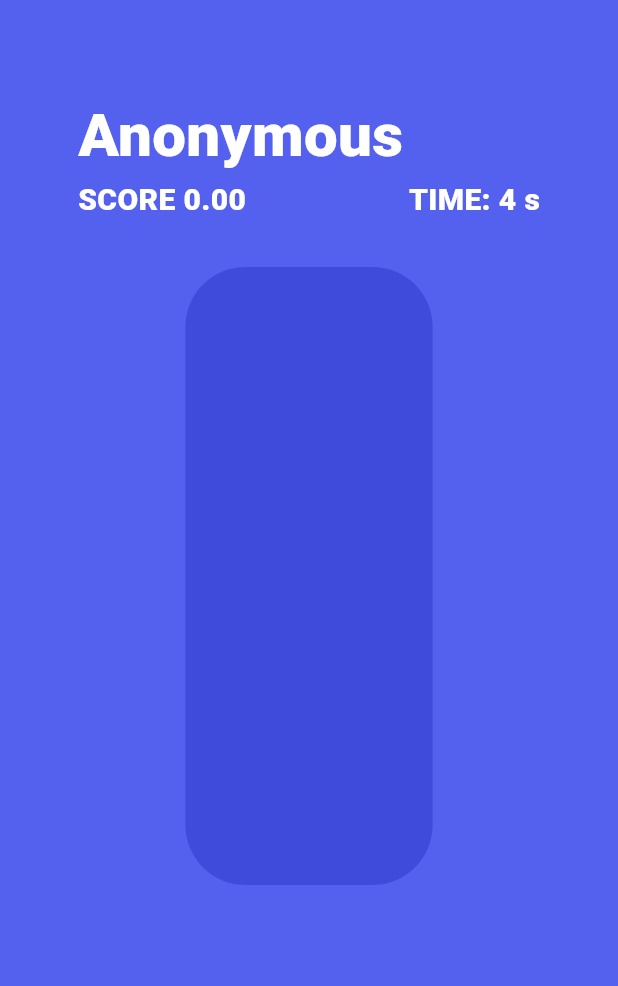
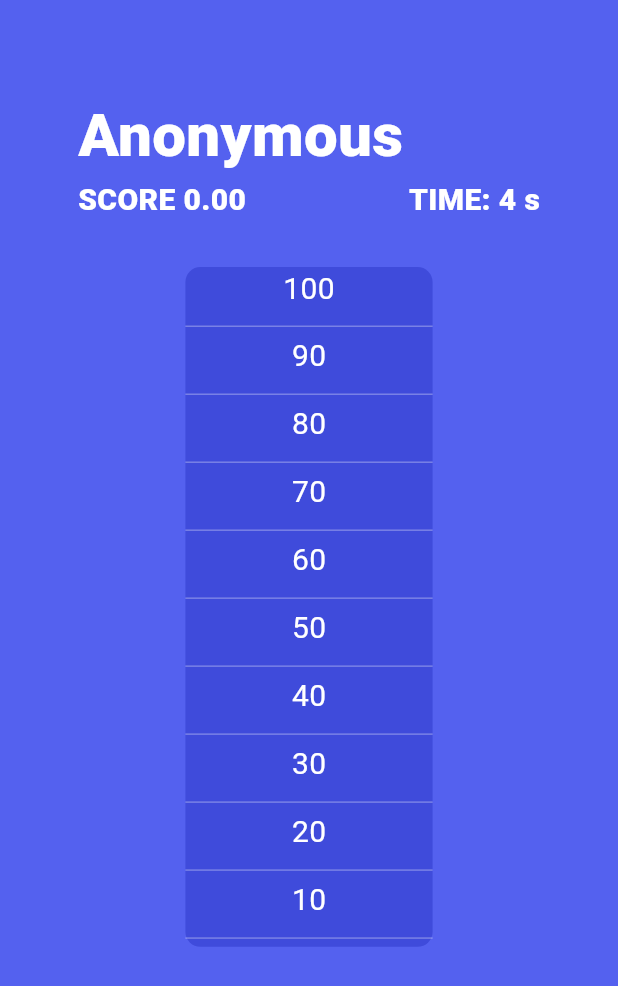
Before and after one commit to rigo9412/noise_battle, a Flutter app: the GameScreen screen opened by its route, after a tap on "Start 👏", on a phone screen of 412 x 824 dp. Shown: the top 986 px of the screen. Run offline on Flutter 3.47's test engine with Material 3 defaults, Android fonts, the phone set to English and light mode, and no system bars; our stand-ins replace objectbox, permission_handler; missing offline and left inert: audio_streamer, flat_buffers, objectbox_flutter_libs.

Commit message:
add scale bar and change lib

```diff
--- a/lib/screen/game_screen/game_screen.dart
+++ b/lib/screen/game_screen/game_screen.dart
@@ -1,4 +1,5 @@
 import 'dart:async';
+import 'dart:math';
 import 'package:flutter/material.dart';
 import 'package:noise_battle/common/routes.dart';
 import 'package:noise_battle/models/game.status.enum.dart';
@@ -7,10 +8,10 @@ import 'package:noise_battle/provider/game_provider.dart';
 import 'package:noise_battle/screen/game_screen/widgets/header_player.dart';
 import 'package:noise_battle/widgets/action_button.dart';
 import 'package:noise_battle/widgets/action_secondary_button.dart';
-import 'package:noise_meter/noise_meter.dart';
 import 'package:permission_handler/permission_handler.dart';
 import 'package:provider/provider.dart';
 import 'widgets/bar_indicator.dart';
+import 'package:audio_streamer/audio_streamer.dart';
 
 class GameScreen extends StatefulWidget {
   const GameScreen({super.key});
@@ -22,10 +23,10 @@ class GameScreen extends StatefulWidget {
 class _GameScreenState extends State<GameScreen> {
   Timer? _timer;
   int _remainingSeconds;
+  double lastValueScaled = 0;
+  double? recordingTime;
+  StreamSubscription<List<double>>? audioSubscription;
 
-  NoiseReading? _latestReading;
-  StreamSubscription<NoiseReading>? _noiseSubscription;
-  NoiseMeter? noiseMeter;
   GameProvider? _gameProvider;
 
   _GameScreenState({int startSeconds = EVALUEATION_SECONDS})
@@ -40,17 +41,13 @@ class _GameScreenState extends State<GameScreen> {
 
   @override
   void dispose() {
-    _noiseSubscription?.cancel();
+    audioSubscription?.cancel();
     super.dispose();
   }
 
-  void onData(NoiseReading noiseReading) =>
-      setState(() => _latestReading = noiseReading);
-  void onError(Object error) => stop();
 
   Future<bool> checkPermission() async => await Permission.microphone.isGranted;
-  Future<void> requestPermission() async =>
-      await Permission.microphone.request();
+  Future<void> requestPermission() async => await Permission.microphone.request();
 
   Future<void> start() async {
     _gameProvider?.startGame();
@@ -59,11 +56,20 @@ class _GameScreenState extends State<GameScreen> {
   }
 
   Future<void> _startRecording() async {
-    noiseMeter ??= NoiseMeter();
     if (!(await checkPermission())) await requestPermission();
-    _noiseSubscription = noiseMeter?.noise.listen(onData, onError: onError);
 
+    audioSubscription = AudioStreamer().audioStream.listen(onAudio, onError: (Object error) {
+          print(error);
+    });
   }
+
+    void onAudio(List<double> buffer) async {
+
+
+      var maxValue =  buffer.reduce(max);
+      setState(() => lastValueScaled = maxValue*100);
+  }
+
 
   void _startCountdown() {
     _remainingSeconds = EVALUEATION_SECONDS;
@@ -74,8 +80,8 @@ class _GameScreenState extends State<GameScreen> {
 
       } else {
         setState(() {
-          //_gameProvider?.setPlayerScore(30 + (_latestReading?.meanDecibel ?? 0) * .01);
-          _gameProvider?.setPlayerScore(double.parse(((_latestReading?.meanDecibel ?? 0)).toStringAsFixed(2)));
+          _gameProvider?.setPlayerScore(double.parse(((lastValueScaled)).toStringAsFixed(2)));
+          //_gameProvider?.setPlayerScore(double.parse(((_latestReading?.meanDecibel ?? 0)).toStringAsFixed(2)));
           _remainingSeconds--;
         });
       }
@@ -84,7 +90,7 @@ class _GameScreenState extends State<GameScreen> {
 
   /// Stop sampling.
   void stop() {
-    _noiseSubscription?.pause();
+    audioSubscription?.cancel();
     setState(()  {
       _gameProvider?.setFinished();
 
@@ -98,8 +104,8 @@ class _GameScreenState extends State<GameScreen> {
           height:  MediaQuery.of(context).size.height,
           padding: EdgeInsets.symmetric(horizontal: 52),
           child:  SingleChildScrollView(
-  child: Column(
-              mainAxisAlignment: MainAxisAlignment.spaceBetween,
+          child: Column(
+              mainAxisAlignment: MainAxisAlignment.spaceEvenly,
               crossAxisAlignment: CrossAxisAlignment.center,
               children: [
                 HeaderPlayer(
@@ -109,9 +115,9 @@ class _GameScreenState extends State<GameScreen> {
                 ),
 
                 BarIndicator(
-                    height: MediaQuery.of(context).size.height * .5,
+                    height: MediaQuery.of(context).size.height * .55,
                     width: MediaQuery.of(context).size.height * .2,
-                    progress: (_latestReading?.meanDecibel ?? 0)),
+                    progress: (lastValueScaled)),
                 const SizedBox(height: 20),
                 (_remainingSeconds == 5 || _remainingSeconds == 0) && _gameProvider?.isCompleted() == false
                     ? ActionButton(
--- a/lib/screen/game_screen/widgets/bar_indicator.dart
+++ b/lib/screen/game_screen/widgets/bar_indicator.dart
@@ -25,10 +25,33 @@ class BarIndicator extends StatelessWidget {
        else{
          return Colors.green;
        }
+  }
 
+  List<Widget> getLabels(){
+    List<Widget> result = [];
+    var maxHeight = height / 10;
+    for(var i = 10; i > 0; i--){
+      result.add(Container(
+        height: maxHeight,
+        width: width,
+        decoration: BoxDecoration(
+          color: Colors.transparent,
+          borderRadius: BorderRadius.vertical(bottom: Radius.circular(10), top: Radius.circular(10)), // Rounded edges
+        ),
+        child: Column(
+          children: [
+            Text("${i}0", style: TextStyle(color: Colors.white, fontSize: 20)),
+            const SizedBox(height: 10),
+            Divider(color: Colors.white30, thickness: 1, height: 1),
+          ],
+        ),
+      ));
+    }
 
+    return result;
 
   }
+
 
   @override
   Widget build(BuildContext context) {
@@ -37,21 +60,41 @@ class BarIndicator extends StatelessWidget {
       width: width,
       decoration: BoxDecoration(
         color: Theme.of(context).colorScheme.surfaceTint, // Background color
-        borderRadius: BorderRadius.circular(40), // Rounded edges
+        borderRadius: BorderRadius.circular(10), // Rounded edges
       ),
       child: Stack(
         children: [
 
           Align(
-      alignment: Alignment.bottomCenter,
+            alignment: Alignment.bottomCenter,
             child: Container(
-              height: progress > 0 ? height * (progress * .01) : 0, // Progress height
-        decoration: BoxDecoration(
-            color: getColor(progress),
-            borderRadius: BorderRadius.vertical(bottom: Radius.circular(40), top: Radius.circular(40)), // Rounded edges
+              height: progress > 0 ? height * (progress * .01) : 1 *.01, // Progress height
+                decoration: BoxDecoration(
+                color: getColor(progress),
+                borderRadius: BorderRadius.vertical(bottom: Radius.circular(10), top: Radius.circular(10)), // Rounded edges
+                  ),
+                ),
+              ),
+
+          Align(
+            alignment: Alignment.bottomCenter,
+            child: Container(
+            height: height,
+            width: width,
+            decoration: BoxDecoration(
+                color: Colors.transparent,
+                borderRadius: BorderRadius.vertical(bottom: Radius.circular(10), top: Radius.circular(10)), // Rounded edges
+              ),
+              child: Column(
+                children: getLabels(),
               ),
             ),
+
           )
+
+
+
+
         ],
       ),
     );
--- a/pubspec.yaml
+++ b/pubspec.yaml
@@ -35,11 +35,13 @@ dependencies:
   # The following adds the Cupertino Icons font to your application.
   # Use with the CupertinoIcons class for iOS style icons.
   cupertino_icons: ^1.0.8
-  noise_meter: ^5.0.2
+
   objectbox: ^4.0.2
   objectbox_flutter_libs: 4.0.2
   provider: ^6.1.2
   permission_handler: ^11.3.1
+  audio_streamer: ^4.1.1
+
 
 
 dev_dependencies:
```
Also changed, not shown: pubspec.lock, 3 other files.
